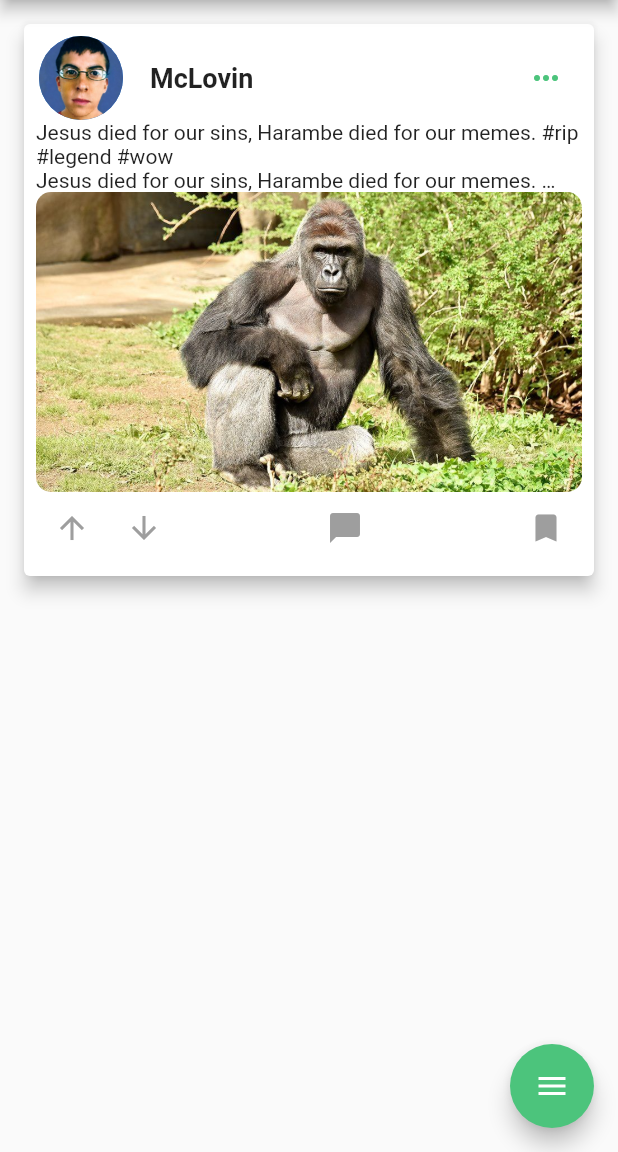
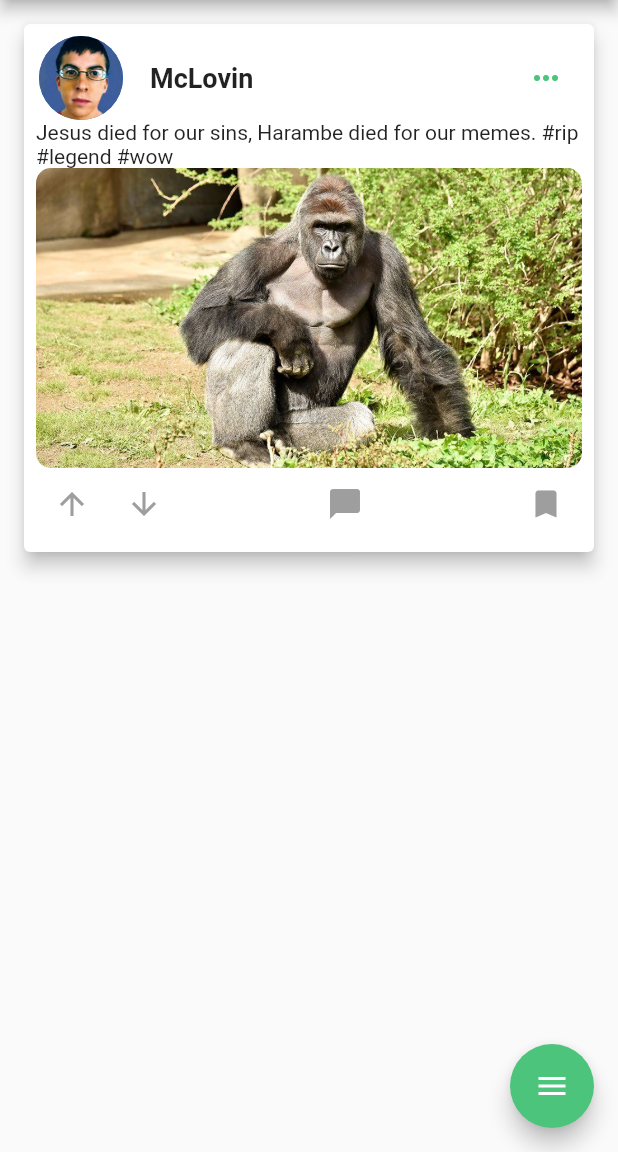
Before and after one commit to Technion236272/2022b-YourFitnessGuide, a Flutter app: the TimelineScreen screen opened directly, on a phone screen of 412 x 824 dp, the part 84-1236 px from its top. Run offline on Flutter 3.47's test engine with Material 2 defaults, Android fonts, the phone set to English and light mode, and no system bars; drawn by our look-alikes of flutter_speed_dial; our stand-ins replace cloud_firestore, firebase_auth, firebase_core, firebase_storage, font_awesome_flutter, google_sign_in and 1 more; missing offline and left inert: flutter_facebook_auth; accounts and stored records are empty.

Commit message:
removing redundant text

```diff
--- a/lib/Screens/timelineScreen.dart
+++ b/lib/Screens/timelineScreen.dart
@@ -92,12 +92,6 @@ class _TimelineScreenState extends State<TimelineScreen> {
                       Column(
                         crossAxisAlignment:  CrossAxisAlignment.start,
                         children: [
-                          Container(
-                            padding: EdgeInsets.only(right: 10),
-                            child: const Text( 'Jesus died for our sins, Harambe died for our memes. #rip #legend #wow',
-                              textAlign: TextAlign.left,
-                              overflow: TextOverflow.ellipsis,
-                          )),
                           ClipRRect(
                             borderRadius: BorderRadius.circular(10),
                             child: Image.asset(
```
